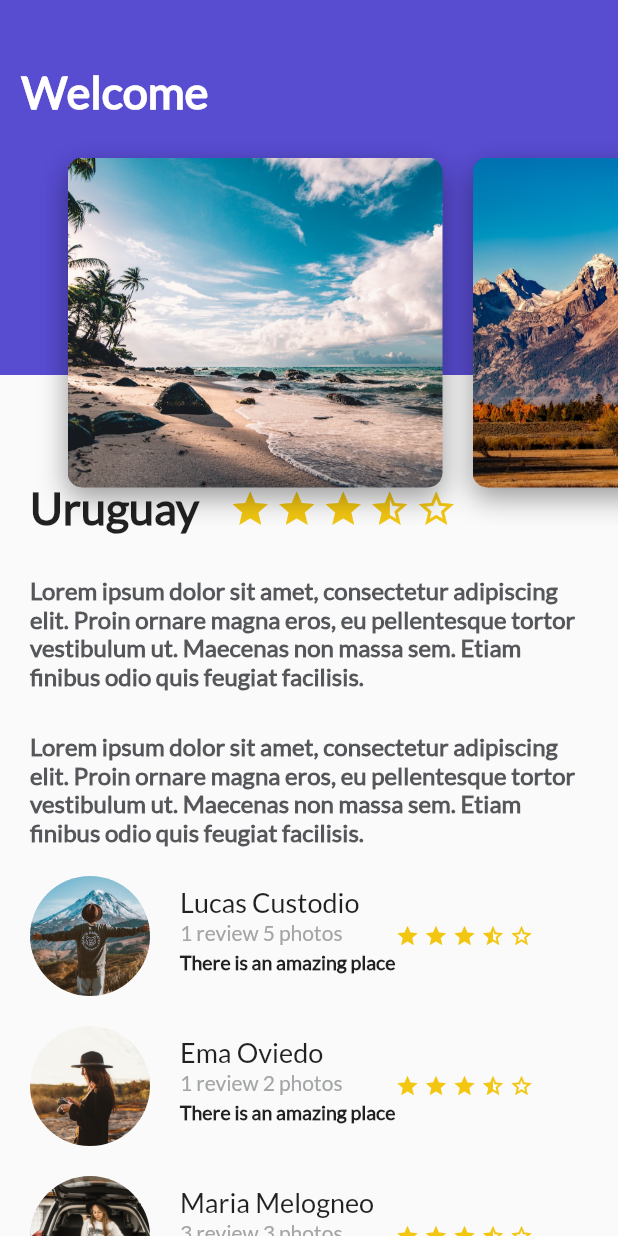
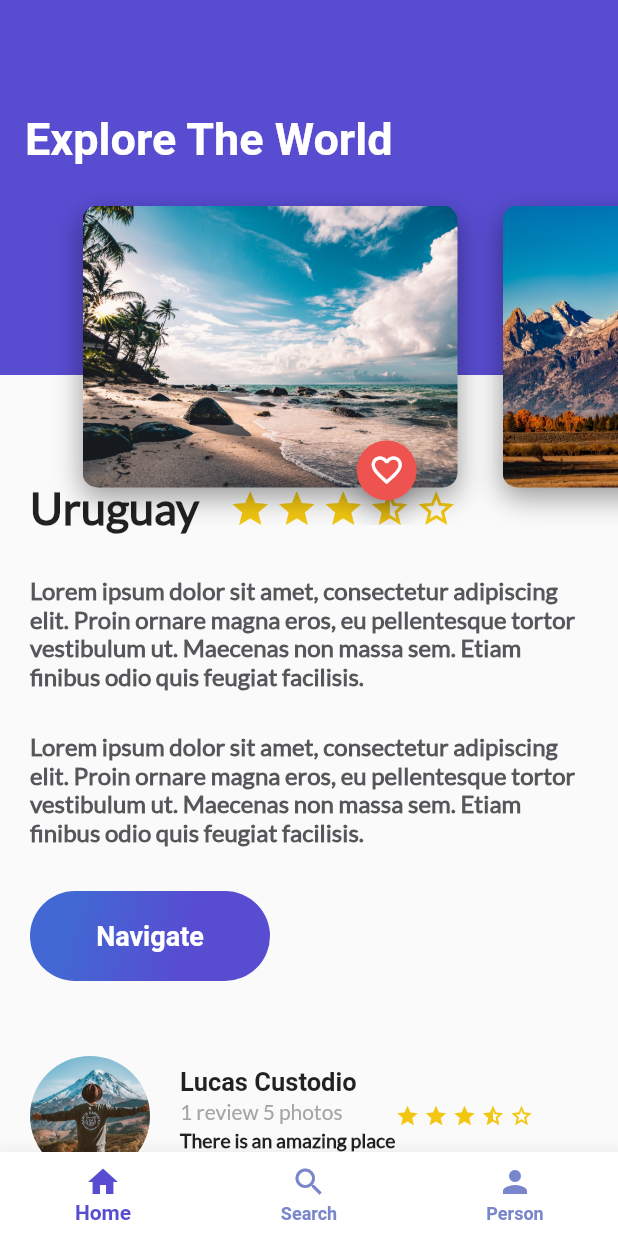
Before and after one commit to lucamc/flutter_tripsApp, a Flutter app: the screen it shows after launch, on a phone screen of 412 x 824 dp. Run offline on Flutter 3.47's test engine with Material 2 defaults, Android fonts, the phone set to English and light mode, and no system bars.

Commit message:
Add buttons and modifications in the interface

```diff
--- /dev/null
+++ b/lib/app_trips.dart
@@ -0,0 +1,85 @@
+
+
+
+import 'package:flutter/material.dart';
+import 'package:flutter_trips_app/home_trips.dart';
+import 'package:flutter_trips_app/profile_trips.dart';
+import 'package:flutter_trips_app/seacrh_trips.dart';
+
+
+class AppTrips extends StatefulWidget {
+
+
+  @override
+  State<StatefulWidget> createState() {
+
+    return _AppTrips();
+  }
+
+}
+
+
+class _AppTrips extends State<AppTrips> {
+
+  int indexTap = 0;
+
+  final  List<Widget> widgetsChildren = [
+    HomeTrips(),
+    SearchTrips(),
+    ProfileTrips(),
+  ] ;
+
+
+  void onTapTapped(int index) {
+
+    setState(() {
+      indexTap = index;
+    });
+
+  }
+
+
+
+  @override
+  Widget build(BuildContext context) {
+
+    return Scaffold(
+      body: widgetsChildren[indexTap],
+      bottomNavigationBar:
+      Theme(
+
+        data: Theme.of(context).copyWith(
+
+          canvasColor: Colors.white,
+          unselectedWidgetColor: Colors.indigo.shade300
+
+        ),
+        child:   BottomNavigationBar(
+          elevation: 12.0,
+
+          selectedItemColor: const Color(0xFF584CD1),
+          onTap: onTapTapped,
+          currentIndex: indexTap,
+          // ignore: prefer_const_literals_to_create_immutables
+          items:   [
+               // ignore: prefer_const_constructors
+               BottomNavigationBarItem(
+                icon: const Icon(Icons.home ),
+                label: "Home",
+             ),
+              const BottomNavigationBarItem(
+                icon: Icon(Icons.search ),
+                label: "Search",
+             ),
+              const BottomNavigationBarItem(
+                icon: Icon(Icons.person ),
+                label: "Person",
+             )
+          ],
+        )
+      ),
+    );
+
+  }
+
+}
--- /dev/null
+++ b/lib/button_purple.dart
@@ -0,0 +1,70 @@
+
+
+import 'package:flutter/material.dart';
+
+class ButtonPurple extends StatelessWidget {
+
+
+  String buttonText = "Navigate";
+
+
+  ButtonPurple(this.buttonText, {super.key});
+
+  @override
+  Widget build(BuildContext context) {
+
+
+    final inkWell = InkWell(
+
+      onTap: () {
+        ScaffoldMessenger.of(context).showSnackBar(
+          const SnackBar(
+            content:  Text("Navigating"),
+          )
+        );
+      },
+
+
+      child: Container(
+
+        height: 60,
+        width: 160.0,
+
+        decoration: BoxDecoration(
+          borderRadius: BorderRadius.circular(30.0),
+          gradient: const LinearGradient(
+            colors:  [
+              Color(0xFF4268D3),
+              Color(0xFF584CD1)
+            ],
+            begin: FractionalOffset(0.2, 0.0),
+            end: FractionalOffset(1.0, 0.6),
+            stops: [0.0, 0.6],
+          )
+        ),
+        child: Center(
+          child: Text(
+            buttonText,
+            style: const TextStyle(
+              fontSize: 18.0,
+              fontFamily: "Roboto",
+              color: Colors.white,
+            ),
+          ),
+        ),
+      ) ,
+    );
+
+
+    return Container(
+      margin: const EdgeInsets.only(
+        top: 30.0,
+        left: 20.0,
+        right: 20.0,
+        bottom: 30.0,
+      ),
+      child: inkWell,
+    );
+  }
+
+}
--- a/lib/card_image.dart
+++ b/lib/card_image.dart
@@ -2,8 +2,9 @@
 
 
 import 'package:flutter/material.dart';
+import 'floating_action_button_red.dart';
 
-class CardImage extends StatelessWidget {
+class  CardImage extends StatelessWidget {
 
   String pathImage = "lib/asset/img/place_1.jpg";
 
@@ -15,11 +16,11 @@ class CardImage extends StatelessWidget {
 
 
   final card = Container(
-    height: 350.0,
+    height: 340.0,
     width: 250.0,
     margin: const EdgeInsets.only(
-      top: 80.0,
-      left: 20.0,
+      top: 112.0,
+      left: 30.0,
     ),
 
     decoration: BoxDecoration(
@@ -40,7 +41,13 @@ class CardImage extends StatelessWidget {
   );
 
 
-    return card;
+    return Stack(
+      alignment: const Alignment(0.8, 1.1),
+      children: <Widget>[
+        card,
+        const FloatingActionButtonRed(),
+      ],
+    );
 
 
   }
--- a/lib/card_image_list.dart
+++ b/lib/card_image_list.dart
@@ -25,6 +25,10 @@ class CardImageList extends StatelessWidget {
           CardImage("lib/assets/img/place_4.jpg"),
           CardImage("lib/assets/img/place_5.jpg"),
           CardImage("lib/assets/img/place_6.jpg"),
+          CardImage("lib/assets/img/place_3.jpg"),
+          CardImage("lib/assets/img/place_4.jpg"),
+          CardImage("lib/assets/img/place_5.jpg"),
+          CardImage("lib/assets/img/place_6.jpg"),
         ],
       ),
     );
--- a/lib/description_place.dart
+++ b/lib/description_place.dart
@@ -1,4 +1,5 @@
 import 'package:flutter/material.dart';
+import 'package:flutter_trips_app/button_purple.dart';
 
 // ignore: must_be_immutable
 class DescriptionPlace extends StatelessWidget {
@@ -57,6 +58,7 @@ class DescriptionPlace extends StatelessWidget {
     );
 
     final description = Container(
+
       margin: const EdgeInsets.only(
         top: 28.0,
         left: 20.0,
@@ -73,8 +75,10 @@ class DescriptionPlace extends StatelessWidget {
     );
 
     final titleStars = Row(
+
       children: <Widget>[
         Container(
+
           margin: const EdgeInsets.only(
             top: 320.0,
             left: 20.0,
@@ -103,10 +107,13 @@ class DescriptionPlace extends StatelessWidget {
     );
 
     return Column(
-      children: <Widget>[
+
+      crossAxisAlignment: CrossAxisAlignment.start,
+      children: <Widget> [
         titleStars,
        description,
-       description],
+       description,
+       ButtonPurple("Navigate")],
     );
   }
 }
--- /dev/null
+++ b/lib/floating_action_button_red.dart
@@ -0,0 +1,62 @@
+
+import 'package:flutter/material.dart';
+
+
+
+class FloatingActionButtonRed extends StatefulWidget {
+  const FloatingActionButtonRed({super.key});
+
+  @override
+  State<StatefulWidget> createState() {
+
+     return _FloatingActionButtonRed();
+
+  }
+}
+
+
+
+
+
+class _FloatingActionButtonRed extends State<FloatingActionButtonRed> {
+
+
+  bool _pressed = false;
+
+
+  void onPressedFav() {
+
+    _pressed = !_pressed;
+
+
+    setState(() {
+
+            ScaffoldMessenger.of(context).showSnackBar(
+              SnackBar(
+                content: Text(
+                '${(_pressed) ? 'Add to ' : 'Remove from '}favorites'
+          ),
+        )
+      );
+    });
+  }
+
+
+
+  @override
+  Widget build(BuildContext context) {
+
+    return FloatingActionButton(
+      onPressed:() {
+        onPressedFav();
+      },
+
+      backgroundColor: Colors.red.shade400,
+      mini: true,
+      tooltip: "Fav",
+      child: Icon(
+        (_pressed) ? Icons.favorite : Icons.favorite_border
+      ),
+    );
+  }
+}
--- a/lib/gradient_back.dart
+++ b/lib/gradient_back.dart
@@ -2,13 +2,14 @@
 
 import 'package:flutter/material.dart';
 
+// ignore: must_be_immutable
 class GradientBack extends StatelessWidget {
 
 
 
   String title = "Popular";
 
-  GradientBack(this.title);
+  GradientBack(this.title, {super.key});
 
   @override
   Widget build(BuildContext context) {
@@ -21,25 +22,25 @@ class GradientBack extends StatelessWidget {
             Color(0xFF4268D3),
               Color(0xFF584CD1)
           ],
-          begin: FractionalOffset(0.2, 8.0),
-          end: FractionalOffset(1.0, 0.6),
+          begin: FractionalOffset(10.2, 8.0),
+          end: FractionalOffset(.0, 0.6),
             stops: [0.0, 0.6],
             tileMode: TileMode.clamp
         )
       ),
 
-      child:   Text(
+      alignment: const Alignment(-0.8, -0.3),
+
+      child:  Text(
         title,
         style: const TextStyle(
-          fontFamily: "Lato",
+          fontFamily: "Roboto",
           fontSize: 30.0,
           fontWeight: FontWeight.bold,
           color: Colors.white,
         ),
       ),
 
-      alignment: const Alignment(-0.9, -0.6),
-
     );
 
   }
--- a/lib/header_appbar.dart
+++ b/lib/header_appbar.dart
@@ -13,7 +13,7 @@ class HeaderAppBar extends StatelessWidget {
 
     return Stack(
       children: <Widget>[
-        GradientBack("Welcome"),
+        GradientBack("Explore The World"),
         CardImageList()
       ],
     );
--- /dev/null
+++ b/lib/home_trips.dart
@@ -0,0 +1,29 @@
+import 'package:flutter/material.dart';
+import 'package:flutter_trips_app/review_List.dart';
+import 'description_place.dart';
+import 'header_appbar.dart';
+
+
+
+class HomeTrips extends StatelessWidget {
+
+  String descriptionDummy = "Lorem ipsum dolor sit amet, consectetur adipiscing elit. Proin ornare magna eros, eu pellentesque tortor vestibulum ut. Maecenas non massa sem. Etiam finibus odio quis feugiat facilisis.";
+
+
+  @override
+  Widget build(BuildContext context) {
+
+    return Stack(
+          children: <Widget>[
+            ListView(
+              children: <Widget>[
+                DescriptionPlace("Uruguay", 4, descriptionDummy),
+                ReviewList()
+              ],
+            ),
+            HeaderAppBar(),
+          ],
+        );
+  }
+
+}
--- a/lib/main.dart
+++ b/lib/main.dart
@@ -1,5 +1,6 @@
 
 import 'package:flutter/material.dart';
+import 'package:flutter_trips_app/app_trips.dart';
 import 'package:flutter_trips_app/card_image.dart';
 import 'package:flutter_trips_app/description_place.dart';
 import 'package:flutter_trips_app/gradient_back.dart';
@@ -23,29 +24,13 @@ void main() {
 class MyApp extends StatelessWidget {
    MyApp({super.key});
 
-    String descriptionDummy = "Lorem ipsum dolor sit amet, consectetur adipiscing elit. Proin ornare magna eros, eu pellentesque tortor vestibulum ut. Maecenas non massa sem. Etiam finibus odio quis feugiat facilisis.";
-
 
   @override
   Widget build(BuildContext context) {
     return MaterialApp(
       title: 'Material App',
       debugShowCheckedModeBanner: false,
-      home:  Scaffold(
-        body: Stack(
-          children: <Widget>[
-            ListView(
-              children: <Widget>[
-                DescriptionPlace("Uruguay", 4, descriptionDummy),
-                ReviewList()
-              ],
-            ),
-            HeaderAppBar(),
-          ],
-        )
-
-
-        ),
+      home:  AppTrips()
     );
   }
 }
--- /dev/null
+++ b/lib/profile_trips.dart
@@ -0,0 +1,15 @@
+
+
+import 'package:flutter/material.dart';
+
+class ProfileTrips extends StatelessWidget {
+  @override
+  Widget build(BuildContext context) {
+
+      return Container(
+        color: Colors.deepPurpleAccent.shade400,
+      );
+
+  }
+
+}
--- a/lib/review.dart
+++ b/lib/review.dart
@@ -27,8 +27,8 @@ class Review extends StatelessWidget {
         name,
         textAlign: TextAlign.left,
         style: const TextStyle(
-          fontSize: 18.0,
-          fontFamily: "Lato",
+          fontSize: 17.0,
+          fontFamily: "Roboto",
         ),
       ),
     );
--- a/lib/review_list.dart
+++ b/lib/review_list.dart
@@ -18,6 +18,22 @@ class ReviewList extends StatelessWidget {
         Review("lib/assets/img/person_travel.jpg", "Lucas Custodio", "1 review 5 photos", "There is an amazing place", 5),
         Review("lib/assets/img/girl_2_travel.jpg", "Ema Oviedo", "1 review 2 photos", "There is an amazing place", 5),
         Review("lib/assets/img/girl_travel.jpg", "Maria Melogneo", "3 review 3 photos", "There is an amazing place", 5),
+        Review("lib/assets/img/person_travel.jpg", "Lucas Custodio", "1 review 5 photos", "There is an amazing place", 5),
+        Review("lib/assets/img/girl_travel.jpg", "Maria Melogneo", "3 review 3 photos", "There is an amazing place", 5),
+        Review("lib/assets/img/girl_travel.jpg", "Maria Melogneo", "3 review 3 photos", "There is an amazing place", 5),
+        Review("lib/assets/img/person_travel.jpg", "Lucas Custodio", "1 review 5 photos", "There is an amazing place", 5),
+        Review("lib/assets/img/girl_travel.jpg", "Maria Melogneo", "3 review 3 photos", "There is an amazing place", 5),
+        Review("lib/assets/img/person_travel.jpg", "Lucas Custodio", "1 review 5 photos", "There is an amazing place", 5),
+        Review("lib/assets/img/girl_2_travel.jpg", "Ema Oviedo", "1 review 2 photos", "There is an amazing place", 5),
+        Review("lib/assets/img/girl_travel.jpg", "Maria Melogneo", "3 review 3 photos", "There is an amazing place", 5),
+        Review("lib/assets/img/person_travel.jpg", "Lucas Custodio", "1 review 5 photos", "There is an amazing place", 5),
+        Review("lib/assets/img/girl_2_travel.jpg", "Ema Oviedo", "1 review 2 photos", "There is an amazing place", 5),
+        Review("lib/assets/img/girl_travel.jpg", "Maria Melogneo", "3 review 3 photos", "There is an amazing place", 5),
+        Review("lib/assets/img/person_travel.jpg", "Lucas Custodio", "1 review 5 photos", "There is an amazing place", 5),
+        Review("lib/assets/img/girl_travel.jpg", "Maria Melogneo", "3 review 3 photos", "There is an amazing place", 5),
+        Review("lib/assets/img/girl_travel.jpg", "Maria Melogneo", "3 review 3 photos", "There is an amazing place", 5),
+        Review("lib/assets/img/person_travel.jpg", "Lucas Custodio", "1 review 5 photos", "There is an amazing place", 5),
+        Review("lib/assets/img/girl_travel.jpg", "Maria Melogneo", "3 review 3 photos", "There is an amazing place", 5),
 
       ],
     );
--- /dev/null
+++ b/lib/seacrh_trips.dart
@@ -0,0 +1,17 @@
+
+import 'package:flutter/material.dart';
+
+
+
+class SearchTrips extends StatelessWidget {
+  @override
+  Widget build(BuildContext context) {
+
+    return Container(
+      color: Colors.indigo.shade400,
+    );
+
+
+  }
+
+}
--- a/pubspec.yaml
+++ b/pubspec.yaml
@@ -109,3 +109,7 @@ flutter:
     - family: Lato
       fonts:
         - asset: lib/fonts/Lato-Regular.ttf
+
+    - family: Roboto
+      fonts:
+        - asset: lib/fonts/Roboto-Bold.ttf
```
Also changed, not shown: lib/fonts/Roboto-Bold.ttf (added).
